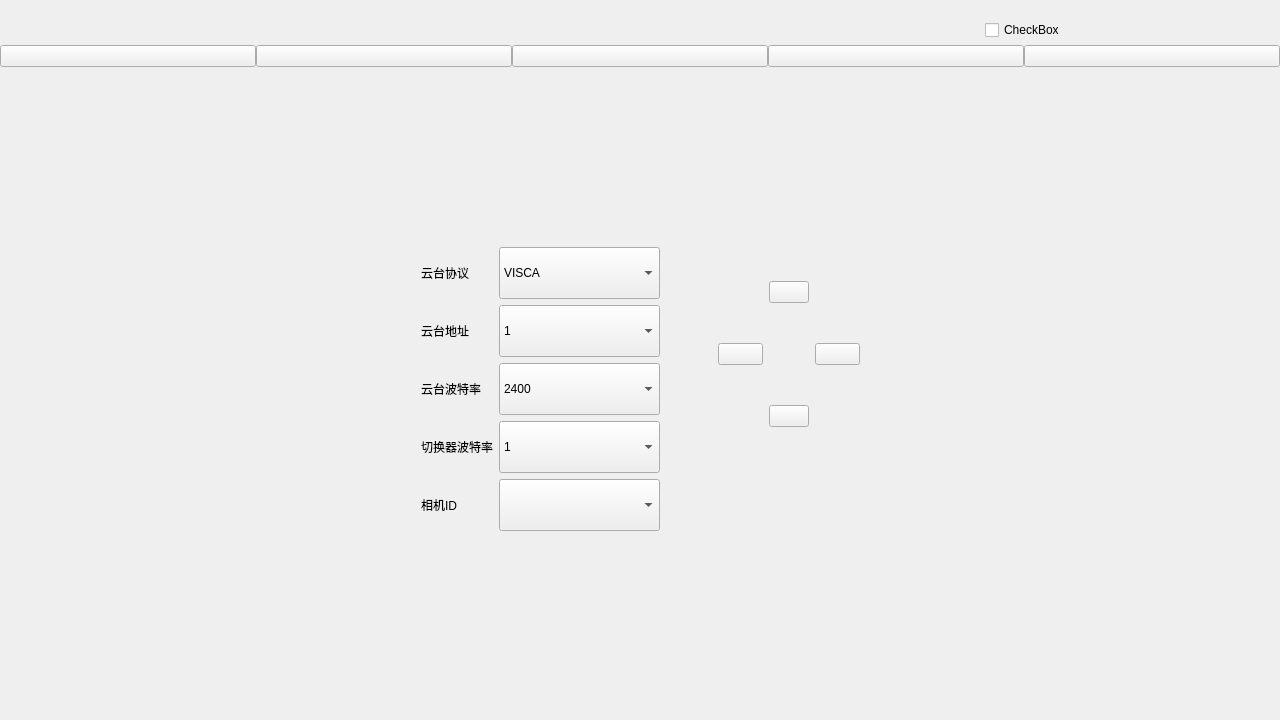
First picture: the form in funcView.ui, repository liyiyi111/sound, before the edit.
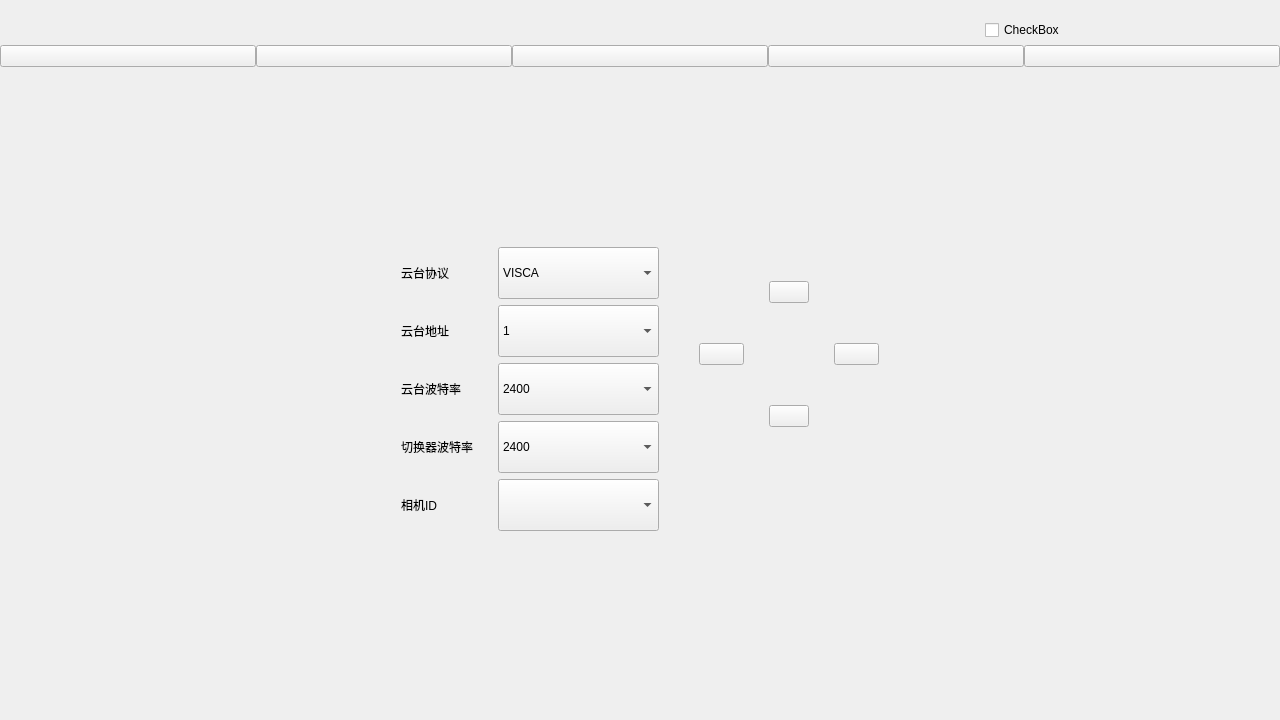
Second picture: the form after the edit. The open tabs and pages were chosen to show the change. Icons and pictures are not drawn. Custom widgets are drawn as their Qt base class.

```diff
--- a/funcView.ui
+++ b/funcView.ui
@@ -612,16 +612,19 @@
            </spacer>
           </item>
           <item row="1" column="1">
-           <layout class="QHBoxLayout" name="horizontalLayout_2">
+           <layout class="QHBoxLayout" name="horizontalLayout_2" stretch="1,0,1">
             <item>
-             <layout class="QGridLayout" name="gridLayout_3" rowstretch="1,0,0,0,0" columnstretch="1,0">
+             <layout class="QGridLayout" name="gridLayout_3" rowstretch="1,1,1,1,1" columnstretch="1,1">
               <property name="topMargin">
                <number>0</number>
               </property>
               <property name="rightMargin">
                <number>12</number>
               </property>
-              <property name="spacing">
+              <property name="horizontalSpacing">
+               <number>25</number>
+              </property>
+              <property name="verticalSpacing">
                <number>6</number>
               </property>
               <item row="0" column="1">
@@ -666,7 +669,17 @@
                 </property>
                 <item>
                  <property name="text">
-                  <string>1</string>
+                  <string>2400</string>
+                 </property>
+                </item>
+                <item>
+                 <property name="text">
+                  <string>4800</string>
+                 </property>
+                </item>
+                <item>
+                 <property name="text">
+                  <string>9600</string>
                  </property>
                 </item>
                </widget>
@@ -791,6 +804,9 @@
             </item>
             <item>
              <layout class="QGridLayout" name="gridLayout_4">
+              <property name="horizontalSpacing">
+               <number>25</number>
+              </property>
               <item row="0" column="0">
                <spacer name="horizontalSpacer_3">
                 <property name="orientation">
```
Left out of the diff: 19 changed lines with no effect on the pictures.
